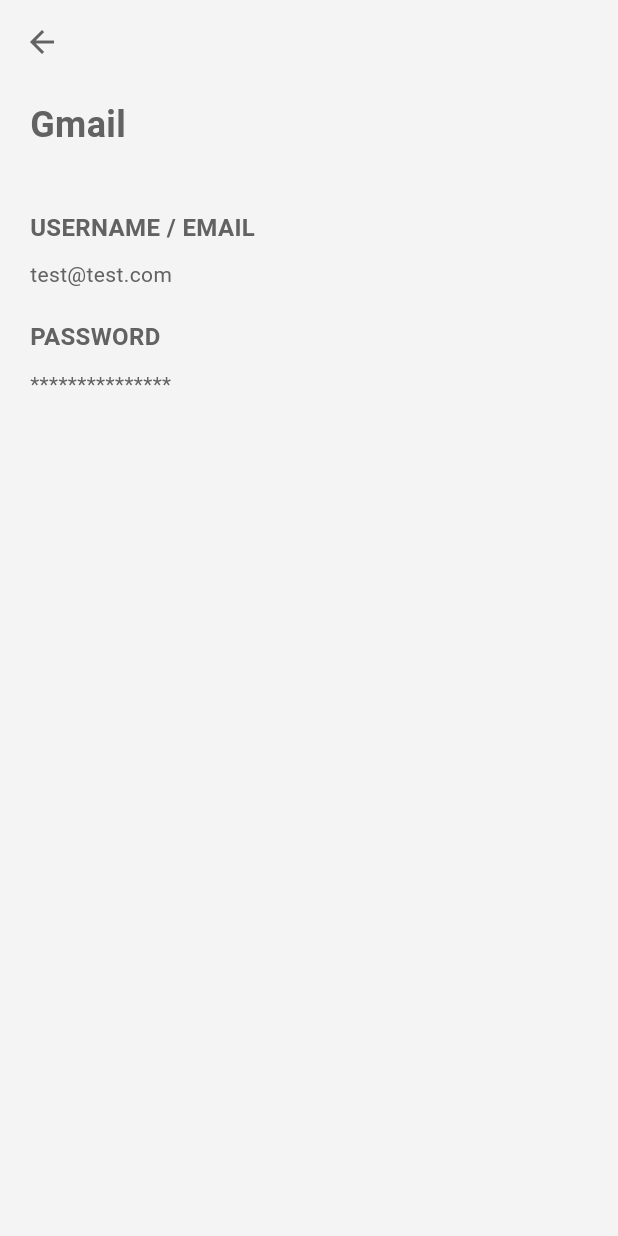
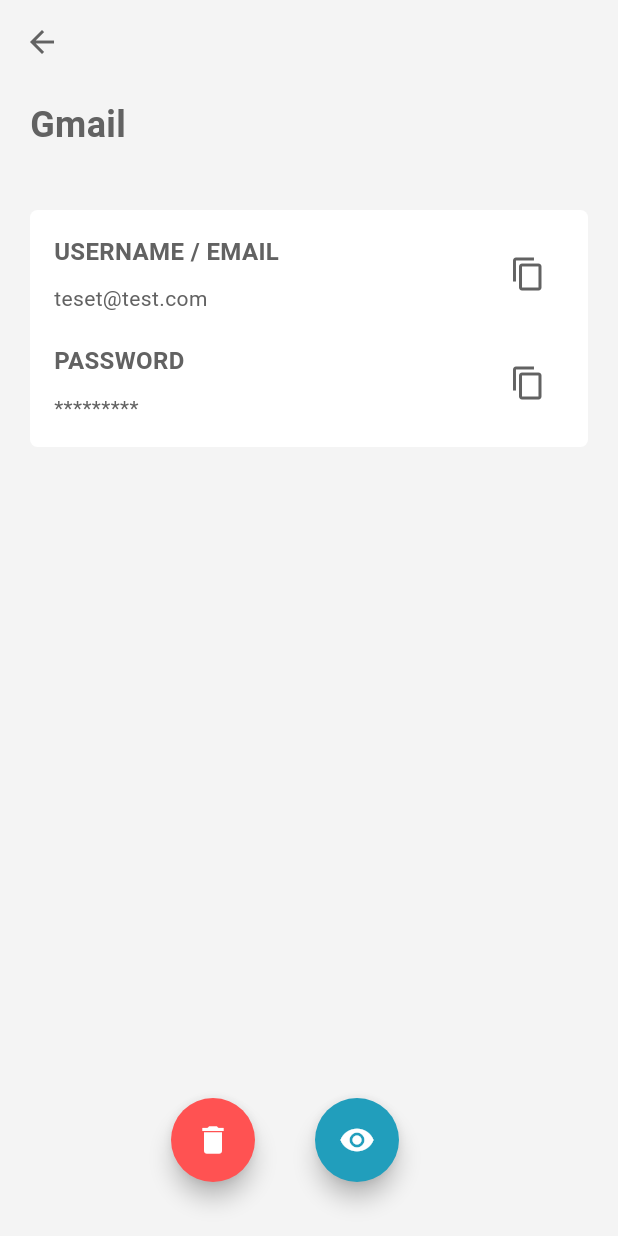
Before and after one commit to susomshrestha/my_stash, a Flutter app: the PasswordPage screen opened directly, after a tap on "Gmail", on a phone screen of 412 x 824 dp. Run offline on Flutter 3.47's test engine with Material 3 defaults, Android fonts, the phone set to English and light mode, and no system bars; our stand-ins replace flutter_svg.

Commit message:
add login page design

```diff
--- a/lib/main.dart
+++ b/lib/main.dart
@@ -1,4 +1,5 @@
 import 'package:flutter/material.dart';
+import 'package:my_stash/pages/login.dart';
 import 'package:my_stash/pages/password.dart';
 import 'package:my_stash/pages/profile.dart';
 import 'package:my_stash/theme/light_theme.dart';
@@ -16,7 +17,7 @@
   Widget build(BuildContext context) {
     return MaterialApp(
       debugShowCheckedModeBanner: false,
-      home: const HomePage(),
+      home: const LoginPage(),
       theme: lightTheme,
       darkTheme: darkTheme,
     );
--- a/lib/pages/password_detail.dart
+++ b/lib/pages/password_detail.dart
@@ -1,4 +1,5 @@
 import 'package:flutter/material.dart';
+import 'package:my_stash/widgets/field_row.dart';
 
 class PasswordDetailPage extends StatelessWidget {
   final String title;
@@ -21,34 +22,48 @@
                     const TextStyle(fontSize: 24, fontWeight: FontWeight.bold),
               ),
               const SizedBox(height: 40),
-              const Column(
-                crossAxisAlignment: CrossAxisAlignment.start,
-                children: [
-                  Text(
-                    'USERNAME / EMAIL',
-                    style: TextStyle(fontWeight: FontWeight.bold, fontSize: 16),
-                  ),
-                  SizedBox(
-                    height: 10,
-                  ),
-                  Text('test@test.com')
-                ],
+              Container(
+                width: double.infinity,
+                padding: const EdgeInsets.all(16),
+                decoration: BoxDecoration(
+                    color: Theme.of(context).colorScheme.secondary,
+                    borderRadius: BorderRadius.circular(5)),
+                child: const Column(
+                  children: [
+                    FieldRow(
+                        label: 'USERNAME / EMAIL', value: "teset@test.com"),
+                    SizedBox(
+                      height: 20,
+                    ),
+                    FieldRow(
+                      label: 'PASSWORD',
+                      value: "*********",
+                      isPassword: true,
+                    ),
+                  ],
+                ),
+              ),
+            ],
+          ),
+        ),
+        floatingActionButton: Container(
+          margin: const EdgeInsets.only(bottom: 20),
+          child: Row(
+            mainAxisAlignment: MainAxisAlignment.center,
+            children: [
+              FloatingActionButton(
+                onPressed: () {},
+                shape: const CircleBorder(),
+                backgroundColor: Theme.of(context).colorScheme.error,
+                child: const Icon(Icons.delete),
               ),
               const SizedBox(
-                height: 20,
+                width: 40,
               ),
-              const Column(
-                crossAxisAlignment: CrossAxisAlignment.start,
-                children: [
-                  Text(
-                    'PASSWORD',
-                    style: TextStyle(fontWeight: FontWeight.bold, fontSize: 16),
-                  ),
-                  SizedBox(
-                    height: 10,
-                  ),
-                  Text('***************')
-                ],
+              FloatingActionButton(
+                onPressed: () {},
+                shape: const CircleBorder(),
+                child: const Icon(Icons.remove_red_eye),
               ),
             ],
           ),
--- /dev/null
+++ b/lib/widgets/field_row.dart
@@ -0,0 +1,42 @@
+import 'package:flutter/material.dart';
+import 'package:flutter/services.dart';
+
+class FieldRow extends StatelessWidget {
+  final String label;
+  final String value;
+  final bool isPassword;
+
+  const FieldRow(
+      {super.key,
+      required this.label,
+      required this.value,
+      this.isPassword = false});
+
+  @override
+  Widget build(BuildContext context) {
+    return Row(
+      mainAxisAlignment: MainAxisAlignment.spaceBetween,
+      children: [
+        Column(
+          crossAxisAlignment: CrossAxisAlignment.start,
+          children: [
+            Text(
+              label,
+              style: const TextStyle(fontWeight: FontWeight.bold, fontSize: 16),
+            ),
+            const SizedBox(
+              height: 10,
+            ),
+            Text(value),
+          ],
+        ),
+        IconButton(
+          icon: const Icon(Icons.copy),
+          onPressed: () async {
+            await Clipboard.setData(const ClipboardData(text: "test@test.com"));
+          },
+        )
+      ],
+    );
+  }
+}
--- a/pubspec.yaml
+++ b/pubspec.yaml
@@ -59,9 +59,9 @@
   uses-material-design: true
 
   # To add assets to your application, add an assets section, like this:
-  # assets:
-  #   - images/a_dot_burr.jpeg
-  #   - images/a_dot_ham.jpeg
+  assets:
+    - assets/icons/googleIcon.png
+    - assets/icons/myStash.png
 
   # An image asset can refer to one or more resolution-specific "variants", see
   # https://flutter.dev/to/resolution-aware-images
```
Also changed, not shown: lib/pages/login.dart (added, +87 -0 lines), lib/pages/profile.dart (+113 -2 lines), assets/icons/googleIcon.png (added), assets/icons/myStash.png (added).
